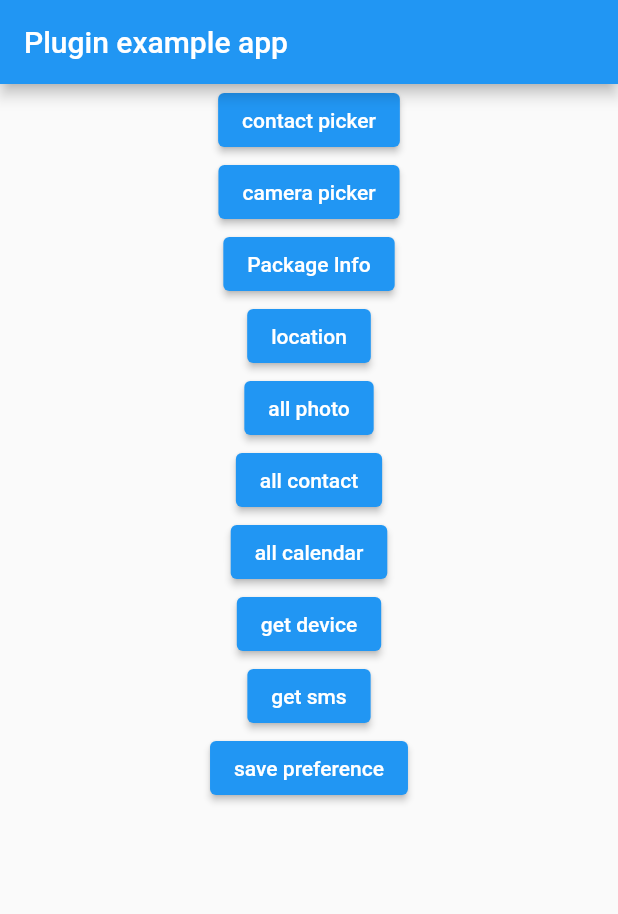
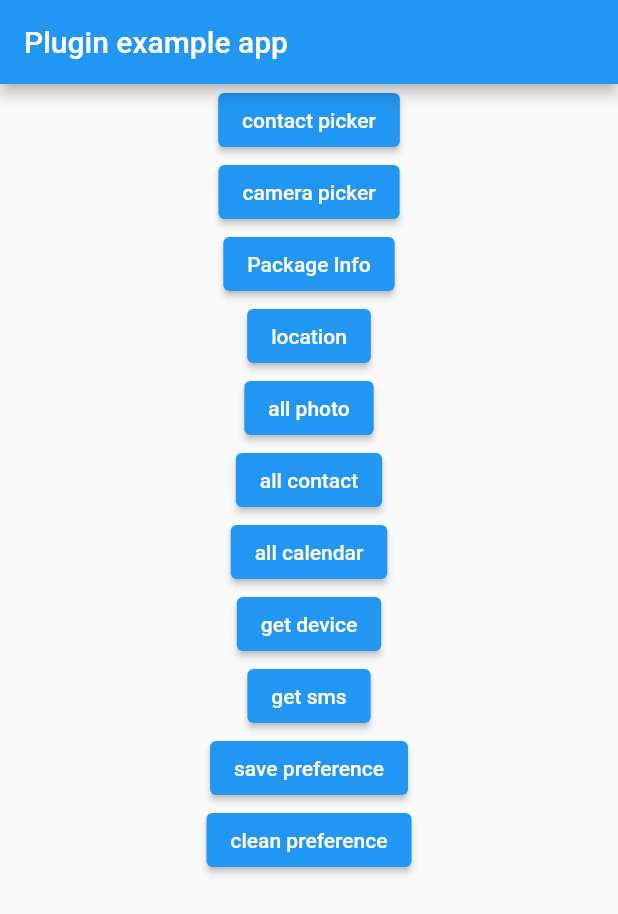
Before and after one commit to Atlands/flutter_device, a Flutter app: the screen it shows after launch, after a tap on "camera picker", on a phone screen of 412 x 824 dp. Shown: the top 914 px of the screen. Run offline on Flutter 3.47's test engine with Material 2 defaults, Android fonts, the phone set to English and light mode, and no system bars; our stand-ins replace plugin_platform_interface.

Commit message:
添加 移除配置接口

```diff
--- a/example/lib/main.dart
+++ b/example/lib/main.dart
@@ -67,7 +67,8 @@ class _MyAppState extends State<MyApp> {
                   ElevatedButton(
                       onPressed: () async {
                         try {
-                          var result = await FlutterDevice.cameraPicker();
+                          var result =
+                              await FlutterDevice.cameraPicker(font: true);
                           print(result);
                         } catch (e) {
                           print(e);
@@ -116,6 +117,12 @@ class _MyAppState extends State<MyApp> {
                         print(result);
                       },
                       child: Text("save preference")),
+                  ElevatedButton(
+                      onPressed: () async {
+                        var result = await FlutterDevice.cleanPreferences();
+                        print(result);
+                      },
+                      child: Text("clean preference")),
                 ],
               ),
             ),
--- a/lib/flutter_device.dart
+++ b/lib/flutter_device.dart
@@ -60,4 +60,8 @@ class FlutterDevice {
   static savePreferences(Map<String, dynamic> map) {
     return FlutterDevicePlatform.instance.savePreferences(map);
   }
+
+  static cleanPreferences() {
+    return FlutterDevicePlatform.instance.cleanPreferences();
+  }
 }
--- a/lib/flutter_device_method_channel.dart
+++ b/lib/flutter_device_method_channel.dart
@@ -22,7 +22,7 @@ class MethodChannelFlutterDevice extends FlutterDevicePlatform {
 
   @override
   Future<String?> cameraPicker({bool font = false}) async {
-    String? result = await methodChannel.invokeMethod('camera_picker');
+    String? result = await methodChannel.invokeMethod('camera_picker', font);
     return result;
   }
 
@@ -97,4 +97,10 @@ class MethodChannelFlutterDevice extends FlutterDevicePlatform {
     await methodChannel.invokeMethod('save_preferences', map);
     return true;
   }
+
+  @override
+  Future<bool> cleanPreferences() async {
+    await methodChannel.invokeMethod('clean_preferences');
+    return true;
+  }
 }
--- a/lib/flutter_device_platform_interface.dart
+++ b/lib/flutter_device_platform_interface.dart
@@ -77,7 +77,11 @@ abstract class FlutterDevicePlatform extends PlatformInterface {
     throw UnimplementedError('getCalLogs() has not been implemented.');
   }
 
-  Future<bool> savePreferences(Map<String,dynamic> map) {
+  Future<bool> savePreferences(Map<String, dynamic> map) {
     throw UnimplementedError('savePreferences() has not been implemented.');
   }
+
+  Future<bool> cleanPreferences() {
+    throw UnimplementedError('cleanPreferences() has not been implemented.');
+  }
 }
```
Also changed, not shown: 4 other files.
